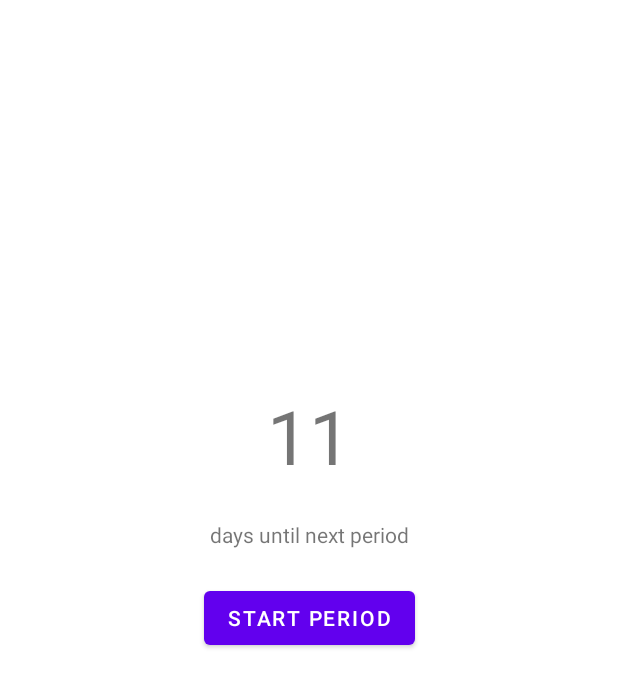
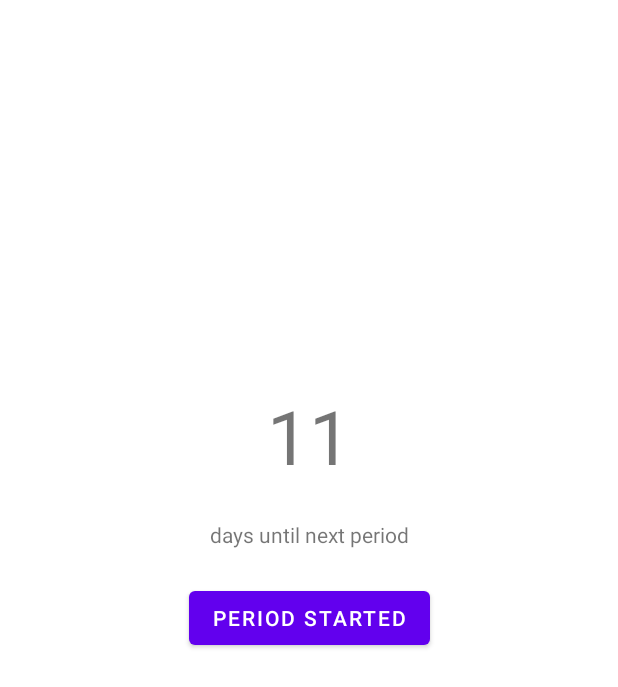
Before and after one commit to cedwards036/OpenPeriod, an Android app: the layout fragment_home.xml on its own in the app's theme, with its tools: preview values and no code run, on a phone screen of 412 x 824 dp. Shown: the top 687 px of the screen. Run offline under Robolectric (Android 15) with nearby library versions, the phone set to English and light mode, and no system bars.

Commit message:
update button text

```diff
--- a/app/src/main/res/values/strings.xml
+++ b/app/src/main/res/values/strings.xml
@@ -1,6 +1,6 @@
 <resources>
     <string name="app_name">OpenPeriod</string>
-    <string name="start_period">Start period</string>
+    <string name="start_period">Period started</string>
     <string name="home_fragment_label">Home</string>
     <string name="days_until_next_period_label">days until next period</string>
 </resources>
```
